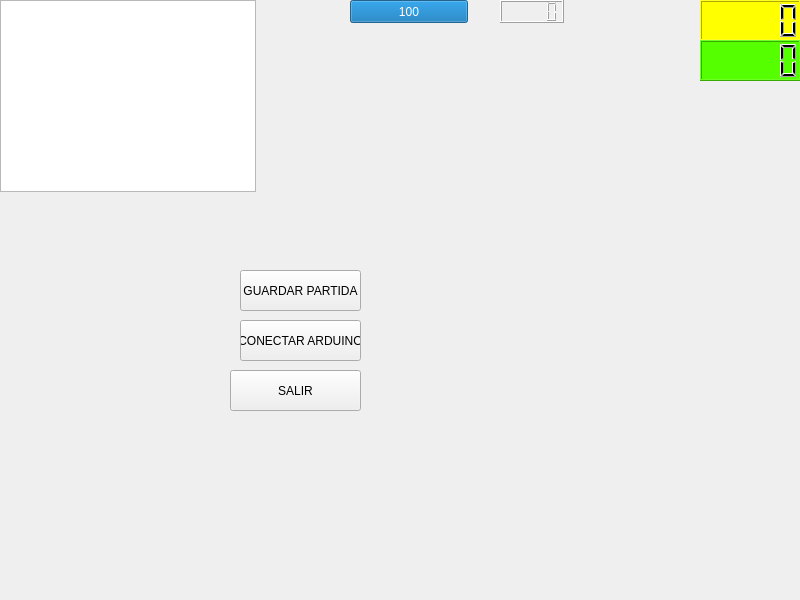
Before: the Qt Designer form AttackUniversity/nivel1.ui in juan154850/Juego-info-2-Attack-University-, drawn with Qt 5.
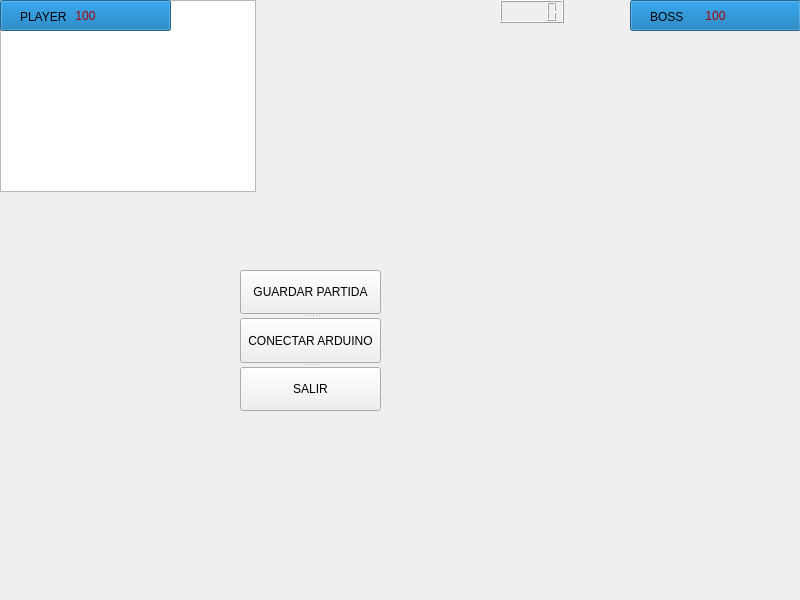
After: the same form once the commit is applied.

Patch:
```diff
--- a/AttackUniversity/nivel1.ui
+++ b/AttackUniversity/nivel1.ui
@@ -38,42 +38,18 @@
     <string notr="true"/>
    </property>
   </widget>
-  <widget class="QLCDNumber" name="lcdNumber">
+  <widget class="QProgressBar" name="vidaJugador">
    <property name="geometry">
     <rect>
-     <x>700</x>
+     <x>0</x>
      <y>0</y>
-     <width>101</width>
-     <height>41</height>
+     <width>171</width>
+     <height>31</height>
     </rect>
    </property>
    <property name="styleSheet">
-    <string notr="true">background-color: rgb(255, 255, 0);
-font: 28pt &quot;MS Shell Dlg 2&quot;;</string>
-   </property>
-  </widget>
-  <widget class="QLCDNumber" name="lcdNumber_2">
-   <property name="geometry">
-    <rect>
-     <x>700</x>
-     <y>40</y>
-     <width>101</width>
-     <height>41</height>
-    </rect>
-   </property>
-   <property name="styleSheet">
-    <string notr="true">background-color: rgb(85, 255, 0);
-font: 36pt &quot;MS Shell Dlg 2&quot;;</string>
-   </property>
-  </widget>
-  <widget class="QProgressBar" name="progressBar">
-   <property name="geometry">
-    <rect>
-     <x>350</x>
-     <y>0</y>
-     <width>118</width>
-     <height>23</height>
-    </rect>
+    <string notr="true">font: 20pt &quot;MS Shell Dlg 2&quot;;
+color: rgb(170, 0, 0);</string>
    </property>
    <property name="maximum">
     <number>100</number>
@@ -95,43 +71,81 @@
     </rect>
    </property>
   </widget>
-  <widget class="QPushButton" name="GUARDAPARTIDA">
+  <widget class="QSplitter" name="splitter">
    <property name="geometry">
     <rect>
      <x>240</x>
      <y>270</y>
-     <width>121</width>
-     <height>41</height>
+     <width>141</width>
+     <height>141</height>
     </rect>
    </property>
-   <property name="text">
-    <string>GUARDAR PARTIDA</string>
+   <property name="orientation">
+    <enum>Qt::Vertical</enum>
    </property>
+   <widget class="QPushButton" name="GUARDAPARTIDA">
+    <property name="text">
+     <string>GUARDAR PARTIDA</string>
+    </property>
+   </widget>
+   <widget class="QPushButton" name="ARDUINO">
+    <property name="text">
+     <string>CONECTAR ARDUINO</string>
+    </property>
+   </widget>
+   <widget class="QPushButton" name="SALIR">
+    <property name="text">
+     <string>SALIR</string>
+    </property>
+   </widget>
   </widget>
-  <widget class="QPushButton" name="ARDUINO">
+  <widget class="QProgressBar" name="vida_boss">
    <property name="geometry">
     <rect>
-     <x>240</x>
-     <y>320</y>
-     <width>121</width>
-     <height>41</height>
+     <x>630</x>
+     <y>0</y>
+     <width>171</width>
+     <height>31</height>
     </rect>
    </property>
+   <property name="styleSheet">
+    <string notr="true">font: 20pt &quot;MS Shell Dlg 2&quot;;
+color: rgb(170, 0, 0);</string>
+   </property>
+   <property name="maximum">
+    <number>500</number>
+   </property>
+   <property name="value">
+    <number>500</number>
+   </property>
+   <property name="format">
+    <string>%p</string>
+   </property>
+  </widget>
+  <widget class="QLabel" name="label">
+   <property name="geometry">
+    <rect>
+     <x>20</x>
+     <y>10</y>
+     <width>47</width>
+     <height>13</height>
+    </rect>
+   </property>
    <property name="text">
-    <string>CONECTAR ARDUINO</string>
+    <string>PLAYER</string>
    </property>
   </widget>
-  <widget class="QPushButton" name="SALIR">
+  <widget class="QLabel" name="label_2">
    <property name="geometry">
     <rect>
-     <x>230</x>
-     <y>370</y>
-     <width>131</width>
-     <height>41</height>
+     <x>650</x>
+     <y>10</y>
+     <width>47</width>
+     <height>13</height>
     </rect>
    </property>
    <property name="text">
-    <string>SALIR</string>
+    <string>BOSS</string>
    </property>
   </widget>
  </widget>
```
